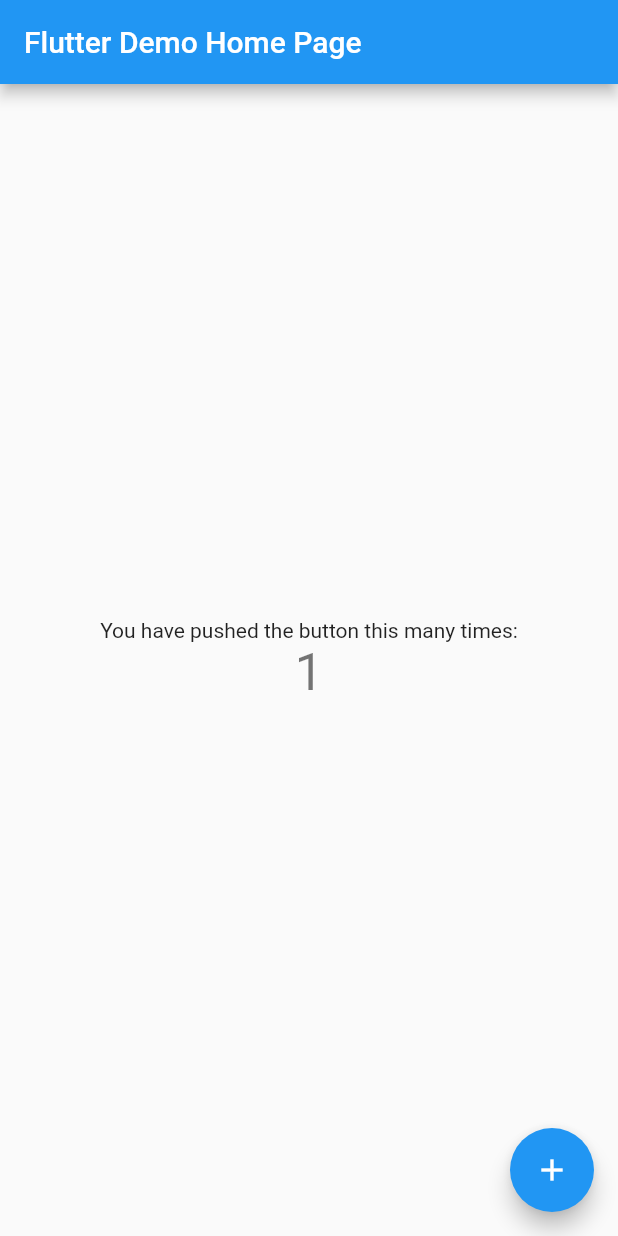
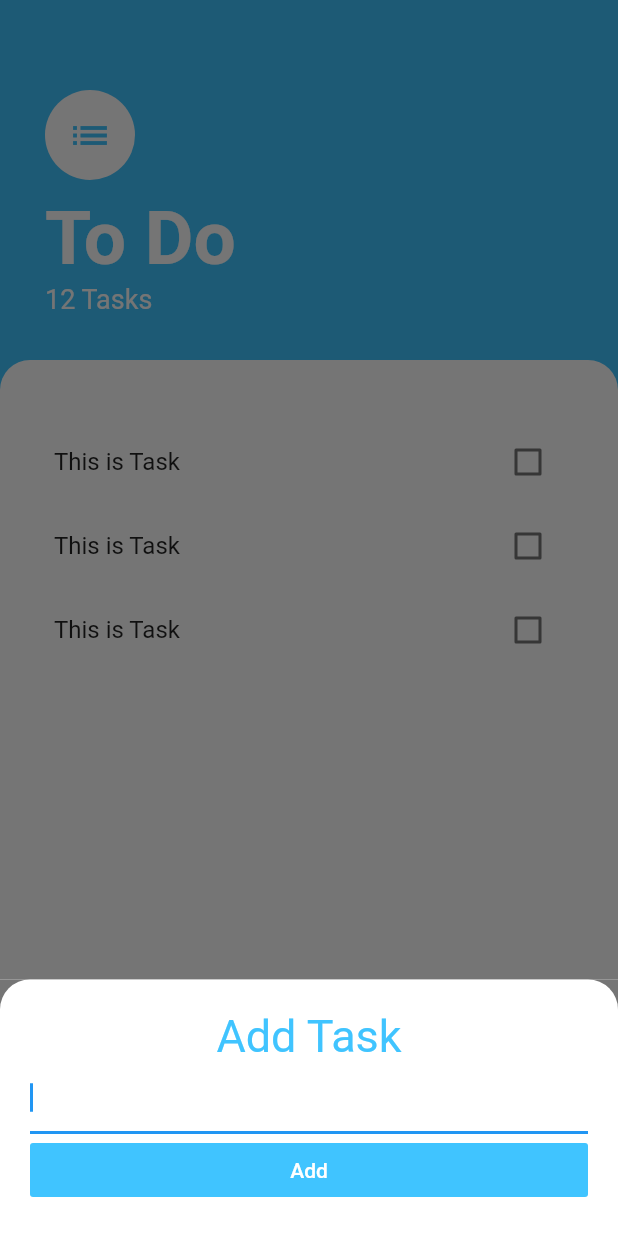
Before and after one commit to auyelgazin/to_do_app, a Flutter app: the screen it shows after launch, after a tap on the "add" icon, on a phone screen of 412 x 824 dp. Run offline on Flutter 3.47's test engine with Material 2 defaults, Android fonts, the phone set to English and light mode, and no system bars.

Commit message:
task adding screen implemented

```diff
--- a/lib/main.dart
+++ b/lib/main.dart
@@ -1,4 +1,5 @@
 import 'package:flutter/material.dart';
+import 'screens/tasks_screen.dart';
 
 void main() {
   runApp(MyApp());
@@ -9,109 +10,7 @@ class MyApp extends StatelessWidget {
   @override
   Widget build(BuildContext context) {
     return MaterialApp(
-      title: 'Flutter Demo',
-      theme: ThemeData(
-        // This is the theme of your application.
-        //
-        // Try running your application with "flutter run". You'll see the
-        // application has a blue toolbar. Then, without quitting the app, try
-        // changing the primarySwatch below to Colors.green and then invoke
-        // "hot reload" (press "r" in the console where you ran "flutter run",
-        // or simply save your changes to "hot reload" in a Flutter IDE).
-        // Notice that the counter didn't reset back to zero; the application
-        // is not restarted.
-        primarySwatch: Colors.blue,
-        // This makes the visual density adapt to the platform that you run
-        // the app on. For desktop platforms, the controls will be smaller and
-        // closer together (more dense) than on mobile platforms.
-        visualDensity: VisualDensity.adaptivePlatformDensity,
-      ),
-      home: MyHomePage(title: 'Flutter Demo Home Page'),
+      home: TasksScreen(),
     );
   }
 }
-
-class MyHomePage extends StatefulWidget {
-  MyHomePage({Key key, this.title}) : super(key: key);
-
-  // This widget is the home page of your application. It is stateful, meaning
-  // that it has a State object (defined below) that contains fields that affect
-  // how it looks.
-
-  // This class is the configuration for the state. It holds the values (in this
-  // case the title) provided by the parent (in this case the App widget) and
-  // used by the build method of the State. Fields in a Widget subclass are
-  // always marked "final".
-
-  final String title;
-
-  @override
-  _MyHomePageState createState() => _MyHomePageState();
-}
-
-class _MyHomePageState extends State<MyHomePage> {
-  int _counter = 0;
-
-  void _incrementCounter() {
-    setState(() {
-      // This call to setState tells the Flutter framework that something has
-      // changed in this State, which causes it to rerun the build method below
-      // so that the display can reflect the updated values. If we changed
-      // _counter without calling setState(), then the build method would not be
-      // called again, and so nothing would appear to happen.
-      _counter++;
-    });
-  }
-
-  @override
-  Widget build(BuildContext context) {
-    // This method is rerun every time setState is called, for instance as done
-    // by the _incrementCounter method above.
-    //
-    // The Flutter framework has been optimized to make rerunning build methods
-    // fast, so that you can just rebuild anything that needs updating rather
-    // than having to individually change instances of widgets.
-    return Scaffold(
-      appBar: AppBar(
-        // Here we take the value from the MyHomePage object that was created by
-        // the App.build method, and use it to set our appbar title.
-        title: Text(widget.title),
-      ),
-      body: Center(
-        // Center is a layout widget. It takes a single child and positions it
-        // in the middle of the parent.
-        child: Column(
-          // Column is also a layout widget. It takes a list of children and
-          // arranges them vertically. By default, it sizes itself to fit its
-          // children horizontally, and tries to be as tall as its parent.
-          //
-          // Invoke "debug painting" (press "p" in the console, choose the
-          // "Toggle Debug Paint" action from the Flutter Inspector in Android
-          // Studio, or the "Toggle Debug Paint" command in Visual Studio Code)
-          // to see the wireframe for each widget.
-          //
-          // Column has various properties to control how it sizes itself and
-          // how it positions its children. Here we use mainAxisAlignment to
-          // center the children vertically; the main axis here is the vertical
-          // axis because Columns are vertical (the cross axis would be
-          // horizontal).
-          mainAxisAlignment: MainAxisAlignment.center,
-          children: <Widget>[
-            Text(
-              'You have pushed the button this many times:',
-            ),
-            Text(
-              '$_counter',
-              style: Theme.of(context).textTheme.headline4,
-            ),
-          ],
-        ),
-      ),
-      floatingActionButton: FloatingActionButton(
-        onPressed: _incrementCounter,
-        tooltip: 'Increment',
-        child: Icon(Icons.add),
-      ), // This trailing comma makes auto-formatting nicer for build methods.
-    );
-  }
-}
--- /dev/null
+++ b/lib/screens/add_task_screen.dart
@@ -0,0 +1,42 @@
+import 'package:flutter/material.dart';
+
+class AddTaskScreen extends StatelessWidget {
+  @override
+  Widget build(BuildContext context) {
+    return Container(
+      color: Color.fromRGBO(117, 117, 117, 1),
+      child: Container(
+        decoration: BoxDecoration(
+          color: Colors.white,
+          borderRadius: BorderRadius.only(
+              topLeft: Radius.circular(20), topRight: Radius.circular(20)),
+        ),
+        padding: EdgeInsets.all(20),
+        child: Column(
+          crossAxisAlignment: CrossAxisAlignment.stretch,
+          children: [
+            Text(
+              'Add Task',
+              textAlign: TextAlign.center,
+              style: TextStyle(
+                color: Colors.lightBlueAccent,
+                fontSize: 30,
+              ),
+            ),
+            TextField(
+              autofocus: true,
+            ),
+            FlatButton(
+              onPressed: () {},
+              child: Text(
+                'Add',
+                style: TextStyle(color: Colors.white),
+              ),
+              color: Colors.lightBlueAccent,
+            )
+          ],
+        ),
+      ),
+    );
+  }
+}
--- /dev/null
+++ b/lib/screens/tasks_screen.dart
@@ -0,0 +1,81 @@
+import 'package:flutter/material.dart';
+import 'package:to_do_app/screens/add_task_screen.dart';
+import 'package:to_do_app/widgets/tasks_list.dart';
+
+class TasksScreen extends StatelessWidget {
+  @override
+  Widget build(BuildContext context) {
+    return Scaffold(
+      backgroundColor: Colors.lightBlueAccent,
+      floatingActionButton: FloatingActionButton(
+        backgroundColor: Colors.lightBlueAccent,
+        child: Icon(Icons.add),
+        onPressed: () {
+          showModalBottomSheet(
+            context: context,
+            isScrollControlled: true,
+            builder: (context) => SingleChildScrollView(
+              child: Container(
+                padding: EdgeInsets.only(
+                    bottom: MediaQuery.of(context).viewInsets.bottom),
+                child: AddTaskScreen(),
+              ),
+            ),
+          );
+        },
+      ),
+      body: Column(
+        crossAxisAlignment: CrossAxisAlignment.start,
+        children: [
+          Container(
+            padding: EdgeInsets.only(top: 60, right: 30, left: 30, bottom: 30),
+            child: Column(
+              crossAxisAlignment: CrossAxisAlignment.start,
+              children: [
+                CircleAvatar(
+                  radius: 30,
+                  backgroundColor: Colors.white,
+                  child: Icon(
+                    Icons.list,
+                    size: 30,
+                    color: Colors.lightBlueAccent,
+                  ),
+                ),
+                SizedBox(
+                  height: 10,
+                ),
+                Text(
+                  'To Do',
+                  style: TextStyle(
+                    color: Colors.white,
+                    fontSize: 50,
+                    fontWeight: FontWeight.w700,
+                  ),
+                ),
+                Text(
+                  '12 Tasks',
+                  style: TextStyle(
+                    color: Colors.white,
+                    fontSize: 18,
+                  ),
+                ),
+              ],
+            ),
+          ),
+          Expanded(
+            child: Container(
+              decoration: BoxDecoration(
+                color: Colors.white,
+                borderRadius: BorderRadius.only(
+                  topRight: Radius.circular(20),
+                  topLeft: Radius.circular(20),
+                ),
+              ),
+              child: TasksList(),
+            ),
+          ),
+        ],
+      ),
+    );
+  }
+}
--- /dev/null
+++ b/lib/widgets/task_tile.dart
@@ -0,0 +1,44 @@
+import 'package:flutter/material.dart';
+
+class TaskTile extends StatefulWidget {
+  @override
+  _TaskTileState createState() => _TaskTileState();
+}
+
+class _TaskTileState extends State<TaskTile> {
+  bool isChecked = false;
+
+  void checkboxCallback(bool checkboxState) {
+    setState(() {
+      isChecked = checkboxState;
+    });
+  }
+
+  @override
+  Widget build(BuildContext context) {
+    return ListTile(
+      title: Text(
+        'This is Task',
+        style: TextStyle(
+          decoration: isChecked ? TextDecoration.lineThrough : null,
+        ),
+      ),
+      trailing: TaskCheckbox(isChecked, checkboxCallback),
+    );
+  }
+}
+
+class TaskCheckbox extends StatelessWidget {
+  final bool checkboxState;
+  final Function checkboxCallback;
+
+  TaskCheckbox(this.checkboxState, this.checkboxCallback);
+
+  @override
+  Widget build(BuildContext context) {
+    return Checkbox(
+      value: checkboxState,
+      onChanged: checkboxCallback,
+    );
+  }
+}
--- /dev/null
+++ b/lib/widgets/tasks_list.dart
@@ -0,0 +1,16 @@
+import 'package:flutter/material.dart';
+import 'task_tile.dart';
+
+class TasksList extends StatelessWidget {
+  @override
+  Widget build(BuildContext context) {
+    return ListView(
+      padding: EdgeInsets.symmetric(horizontal: 20, vertical: 40),
+      children: [
+        TaskTile(),
+        TaskTile(),
+        TaskTile(),
+      ],
+    );
+  }
+}
```
